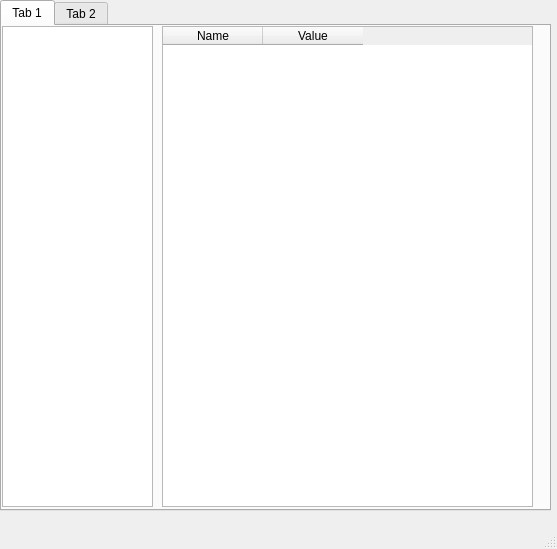
Qt form CANAnalyzer.ui (hochu-leto/CAN_Analyzer) before a commit.
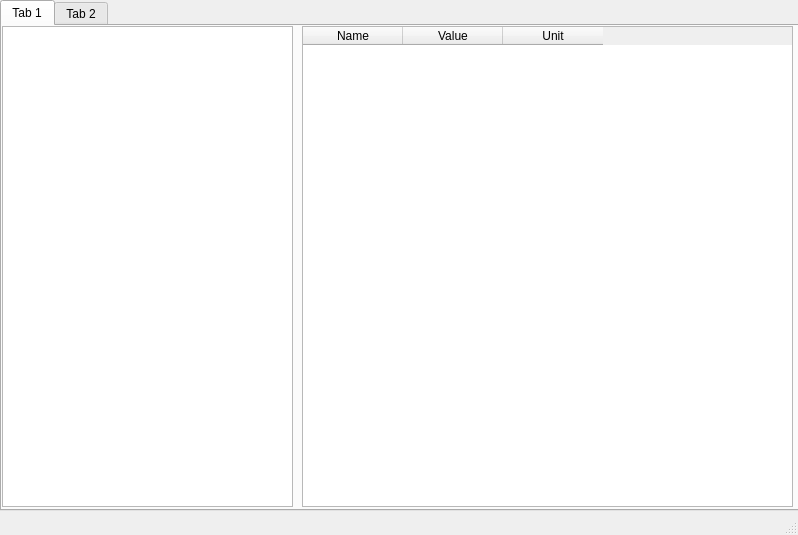
The same form after that commit.

```diff
--- a/CANAnalyzer.ui
+++ b/CANAnalyzer.ui
@@ -6,8 +6,8 @@
    <rect>
     <x>0</x>
     <y>0</y>
-    <width>557</width>
-    <height>549</height>
+    <width>798</width>
+    <height>535</height>
    </rect>
   </property>
   <property name="windowTitle">
@@ -19,7 +19,7 @@
      <rect>
       <x>0</x>
       <y>0</y>
-      <width>551</width>
+      <width>841</width>
       <height>511</height>
      </rect>
     </property>
@@ -30,22 +30,12 @@
      <attribute name="title">
       <string>Tab 1</string>
      </attribute>
-     <widget class="QListView" name="bookmark_list">
-      <property name="geometry">
-       <rect>
-        <x>0</x>
-        <y>0</y>
-        <width>151</width>
-        <height>481</height>
-       </rect>
-      </property>
-     </widget>
      <widget class="QTableWidget" name="params_table">
       <property name="geometry">
        <rect>
-        <x>160</x>
+        <x>300</x>
         <y>0</y>
-        <width>371</width>
+        <width>491</width>
         <height>481</height>
        </rect>
       </property>
@@ -59,6 +49,21 @@
         <string>Value</string>
        </property>
       </column>
+      <column>
+       <property name="text">
+        <string>Unit</string>
+       </property>
+      </column>
+     </widget>
+     <widget class="QListWidget" name="list_bookmark">
+      <property name="geometry">
+       <rect>
+        <x>0</x>
+        <y>0</y>
+        <width>291</width>
+        <height>481</height>
+       </rect>
+      </property>
      </widget>
     </widget>
     <widget class="QWidget" name="tab_2">
```
Left out of the diff: 12 changed lines with no effect on the pictures.
